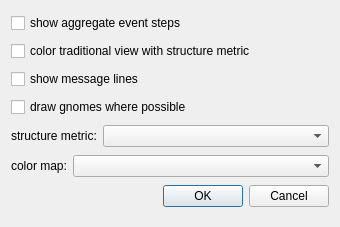
This is visoptionsdialog.ui in LLNL/ravel as Qt 5 draws it before an edit. The edited form follows.
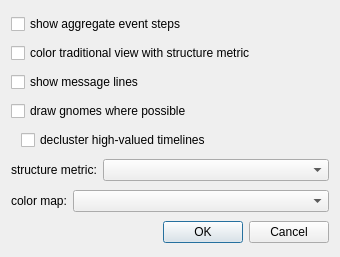
This is the edited form.

```diff
--- a/visoptionsdialog.ui
+++ b/visoptionsdialog.ui
@@ -7,7 +7,7 @@
     <x>0</x>
     <y>0</y>
     <width>340</width>
-    <height>227</height>
+    <height>257</height>
    </rect>
   </property>
   <property name="windowTitle">
@@ -42,6 +42,45 @@
      </property>
     </widget>
    </item>
+   <item>
+    <layout class="QHBoxLayout" name="horizontalLayout_3">
+     <property name="leftMargin">
+      <number>0</number>
+     </property>
+     <property name="topMargin">
+      <number>0</number>
+     </property>
+     <item>
+      <spacer name="horizontalSpacer">
+       <property name="orientation">
+        <enum>Qt::Horizontal</enum>
+       </property>
+       <property name="sizeType">
+        <enum>QSizePolicy::Preferred</enum>
+       </property>
+       <property name="sizeHint" stdset="0">
+        <size>
+         <width>10</width>
+         <height>10</height>
+        </size>
+       </property>
+      </spacer>
+     </item>
+     <item>
+      <widget class="QCheckBox" name="topCheckBox">
+       <property name="sizePolicy">
+        <sizepolicy hsizetype="Minimum" vsizetype="Fixed">
+         <horstretch>1</horstretch>
+         <verstretch>0</verstretch>
+        </sizepolicy>
+       </property>
+       <property name="text">
+        <string>decluster high-valued timelines</string>
+       </property>
+      </widget>
+     </item>
+    </layout>
+   </item>
    <item>
     <layout class="QHBoxLayout" name="horizontalLayout">
      <item>
```
